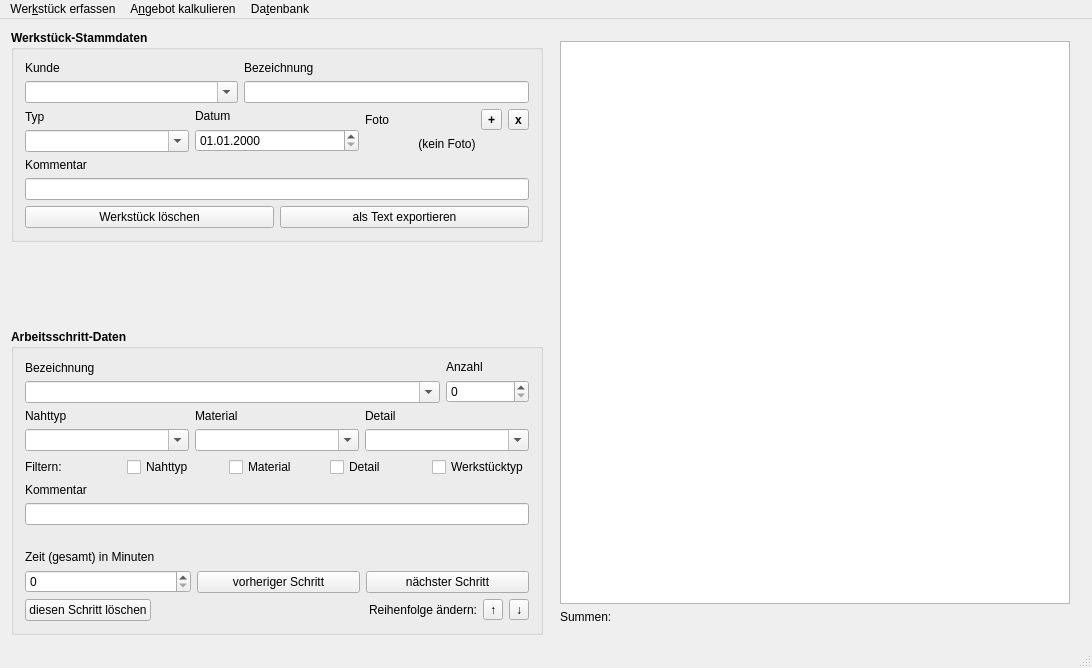
Old version of the form tailors_assistant/mainwindow.ui in the repository flauschzelle/tailors-assistant.
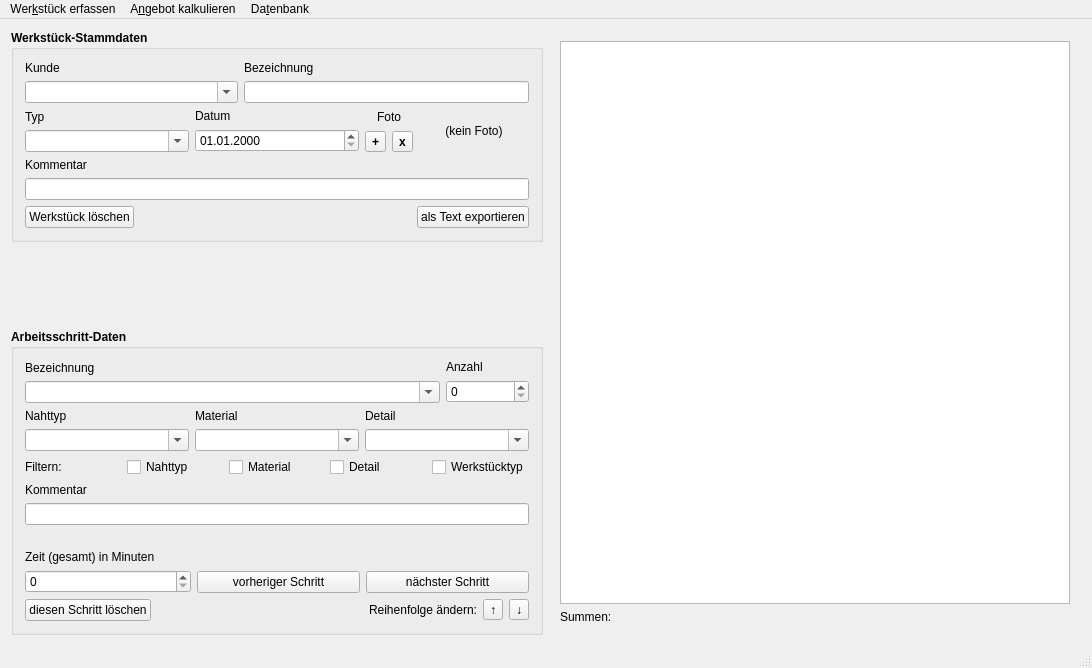
New version of the form.

```diff
--- a/tailors_assistant/mainwindow.ui
+++ b/tailors_assistant/mainwindow.ui
@@ -174,10 +174,7 @@
              </item>
              <item>
               <widget class="QWidget" name="pictureWidget" native="true">
-               <layout class="QVBoxLayout" name="verticalLayout">
-                <property name="spacing">
-                 <number>0</number>
-                </property>
+               <layout class="QHBoxLayout" name="horizontalLayout_7">
                 <property name="leftMargin">
                  <number>0</number>
                 </property>
@@ -191,9 +188,7 @@
                  <number>0</number>
                 </property>
                 <item>
-                 <layout class="QVBoxLayout" name="verticalLayout_picture">
-                  <item>
-                   <layout class="QHBoxLayout" name="horizontalLayout_17">
+                 <layout class="QVBoxLayout" name="verticalLayout">
                     <item>
                      <widget class="QLabel" name="pictureLabel">
                       <property name="sizePolicy">
@@ -211,8 +206,13 @@
                       <property name="text">
                        <string>Foto</string>
                       </property>
-                     </widget>
-                    </item>
+                    <property name="alignment">
+                     <set>Qt::AlignCenter</set>
+                    </property>
+                   </widget>
+                  </item>
+                  <item>
+                   <layout class="QHBoxLayout" name="horizontalLayout_6">
                     <item>
                      <widget class="QToolButton" name="addPictureToolButton">
                       <property name="text">
@@ -229,6 +229,8 @@
                     </item>
                    </layout>
                   </item>
+                 </layout>
+                </item>
                   <item>
                    <widget class="QLabel" name="pictureDisplayLabel">
                     <property name="font">
@@ -246,8 +248,6 @@
                    </widget>
                   </item>
                  </layout>
-                </item>
-               </layout>
               </widget>
              </item>
             </layout>
@@ -294,6 +294,19 @@
                </property>
               </widget>
              </item>
+             <item>
+              <spacer name="horizontalSpacer">
+               <property name="orientation">
+                <enum>Qt::Horizontal</enum>
+               </property>
+               <property name="sizeHint" stdset="0">
+                <size>
+                 <width>40</width>
+                 <height>20</height>
+                </size>
+               </property>
+              </spacer>
+             </item>
              <item>
               <widget class="QPushButton" name="exportPiecePushButton">
                <property name="font">
```
Lines whose indentation alone changed are shown as unchanged.
